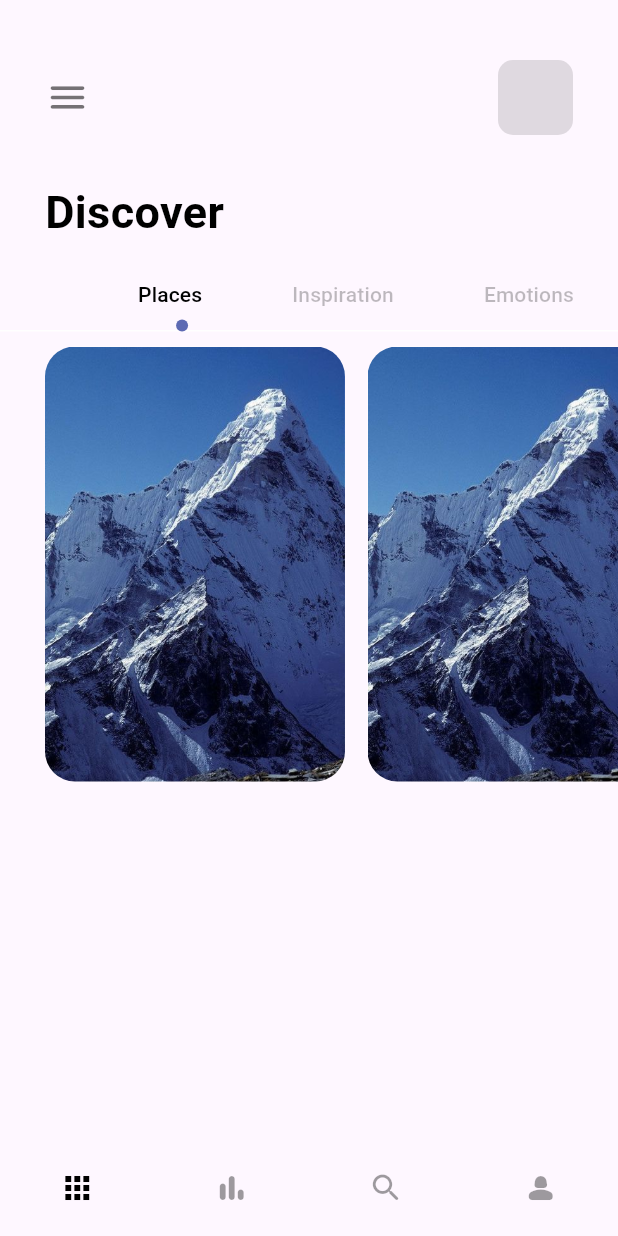
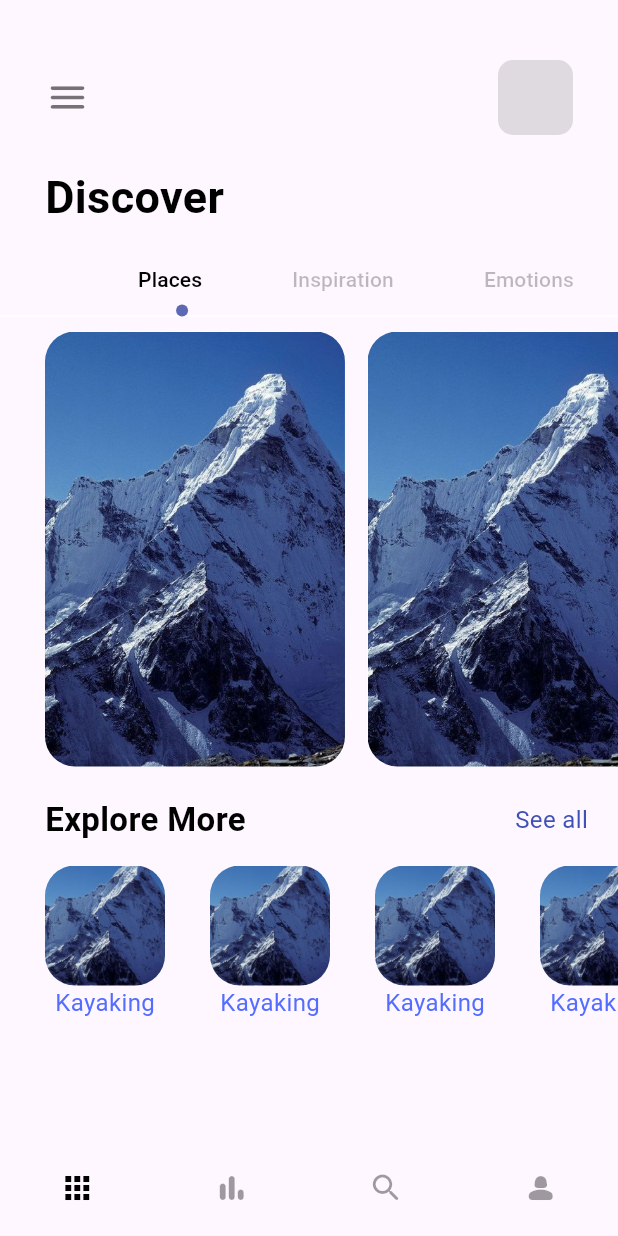
Before and after one commit to K-Yaswanth-Raj/Flutter_Travel_App, a Flutter app: the screen it shows after launch, on a phone screen of 412 x 824 dp. Run offline on Flutter 3.47's test engine with Material 2 defaults, Android fonts, the light colour scheme and no system bars.

Commit message:
home done

```diff
--- a/lib/pages/navpages/home_page.dart
+++ b/lib/pages/navpages/home_page.dart
@@ -2,6 +2,7 @@ import 'package:flutter/cupertino.dart';
 import 'package:flutter/material.dart';
 import 'package:travel_app/misc/colors.dart';
 import 'package:travel_app/widgets/app_large_text.dart';
+import 'package:travel_app/widgets/app_text.dart';
 
 class HomePage extends StatefulWidget {
   const HomePage({super.key});
@@ -41,7 +42,7 @@ class _HomePageState extends State<HomePage> with TickerProviderStateMixin {
             ),
           ),
           SizedBox(
-            height: 30,
+            height: 20,
           ),
           Padding(
             padding: const EdgeInsets.only(left: 30.0),
@@ -102,10 +103,65 @@ class _HomePageState extends State<HomePage> with TickerProviderStateMixin {
                 ),
                 Text('ji'),
                 Text('ji'),
-
               ],
             ),
-          )
+          ),
+          SizedBox(
+            height: 10,
+          ),
+          Container(
+            margin: EdgeInsets.only(left: 30, top: 10, right: 20),
+            child: Row(
+              mainAxisAlignment: MainAxisAlignment.spaceBetween,
+              children: [
+                AppLargeText(
+                  text: 'Explore More',
+                  size: 22,
+                ),
+                AppText(
+                  text: 'See all',
+                  color: Colors.indigo,
+                ),
+              ],
+            ),
+          ),
+          SizedBox(
+            height: 15,
+          ),
+          Container(
+            height: 120,
+            width: double.maxFinite,
+            margin: EdgeInsets.only(left: 30),
+            child: ListView.builder(
+                scrollDirection: Axis.horizontal,
+                itemCount: 4,
+                itemBuilder: (_, index) {
+                  return Container(
+                    margin: EdgeInsets.only(right: 30),
+                    child: Column(
+                      crossAxisAlignment: CrossAxisAlignment.center,
+                      children: [
+                        Container(
+                          width: 80,
+                          height: 80,
+                          decoration: BoxDecoration(
+                              borderRadius: BorderRadius.circular(20),
+                              color: Colors.white,
+                              image: DecorationImage(
+                                  fit: BoxFit.cover,
+                                  image: AssetImage('img/mountain.jpeg'))),
+                        ),
+                        Container(
+                          child: AppText(
+                            text: 'Kayaking',
+                            color: Colors.indigoAccent,
+                          ),
+                        )
+                      ],
+                    ),
+                  );
+                }),
+          ),
         ],
       ),
     ));
```
